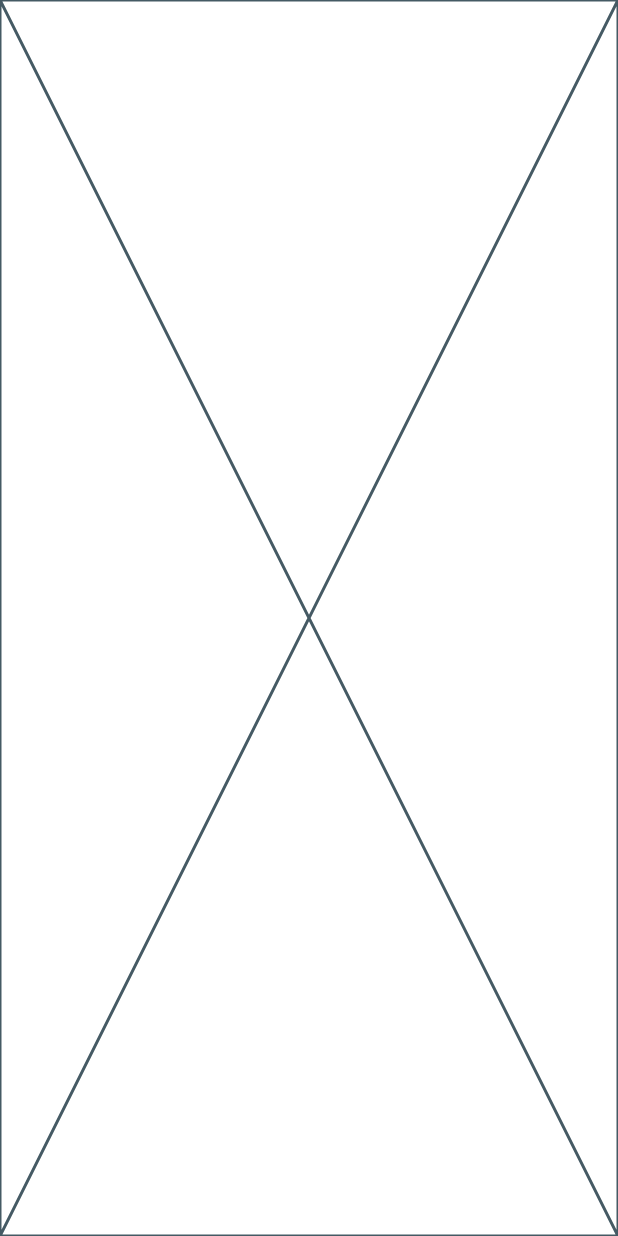
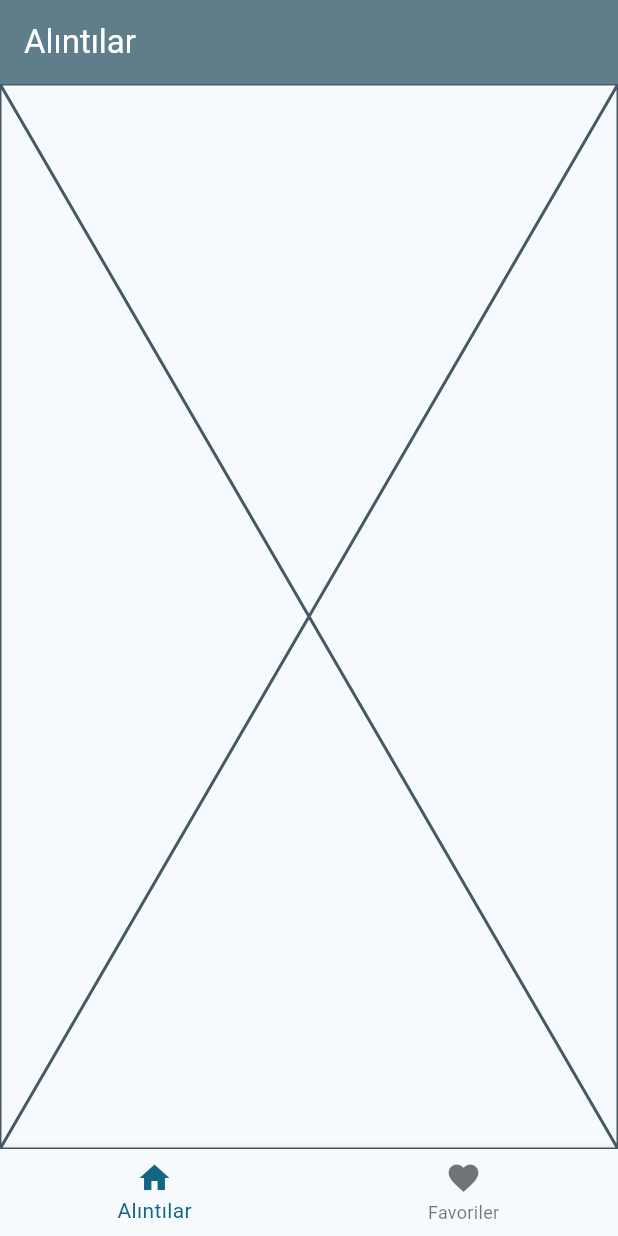
Before and after one commit to yunusoktay/Quotes-Flutter, a Flutter app: the screen it shows after launch, on a phone screen of 412 x 824 dp. Run offline on Flutter 3.47's test engine with Material 3 defaults, Android fonts, the phone set to English and light mode, and no system bars.

Commit message:
feat: implement bottom navigation with home and favorites views

```diff
--- a/quotes/lib/main.dart
+++ b/quotes/lib/main.dart
@@ -17,8 +17,40 @@ class _MyAppState extends State<MyApp> {
   int _selectedIndex = 0;
 
   final List<Widget> _pages = [const HomeView(), const FavoritesView()];
+
+  void _onItemTapped(int index) {
+    setState(() {
+      _selectedIndex = index;
+    });
+  }
+
   @override
   Widget build(BuildContext context) {
-    return const Placeholder();
+    return MaterialApp(
+      theme: ThemeData(
+        appBarTheme: const AppBarTheme(
+          backgroundColor: Colors.blueGrey,
+          foregroundColor: Colors.white,
+        ),
+        colorScheme: ColorScheme.fromSeed(seedColor: Colors.blueGrey),
+      ),
+      home: Scaffold(
+        appBar: AppBar(
+          title: Text(_selectedIndex == 0 ? "Alıntılar" : "Favoriler"),
+        ),
+        body: IndexedStack(index: _selectedIndex, children: _pages),
+        bottomNavigationBar: BottomNavigationBar(
+          items: const [
+            BottomNavigationBarItem(icon: Icon(Icons.home), label: 'Alıntılar'),
+            BottomNavigationBarItem(
+              icon: Icon(Icons.favorite),
+              label: 'Favoriler',
+            ),
+          ],
+          currentIndex: _selectedIndex,
+          onTap: _onItemTapped,
+        ),
+      ),
+    );
   }
 }
```
